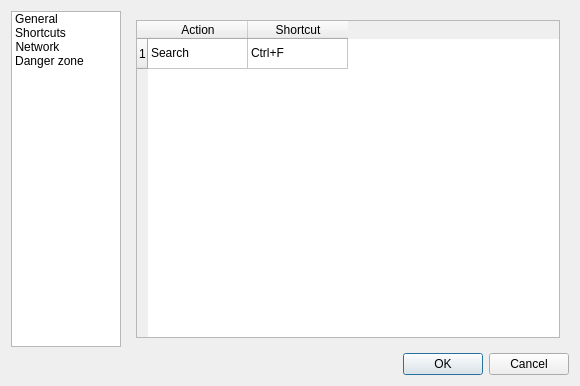
VolkMilit/CuteMail, file src/ui/settingsdialog.ui: the form before one commit.
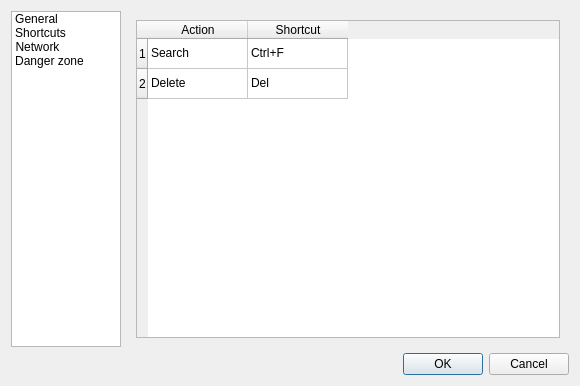
The form after the commit. The open tabs and pages were chosen to show the change. Icons and pictures are not drawn.

Commit message: settings dialog save and load shortcuts

What changed in the file:
```diff
--- a/src/ui/settingsdialog.ui
+++ b/src/ui/settingsdialog.ui
@@ -209,6 +209,11 @@
                <string>1</string>
               </property>
              </row>
+             <row>
+              <property name="text">
+               <string>2</string>
+              </property>
+             </row>
              <column>
               <property name="text">
                <string>Action</string>
@@ -232,6 +237,19 @@
                <string>Ctrl+F</string>
               </property>
              </item>
+             <item row="1" column="0">
+              <property name="text">
+               <string>Delete</string>
+              </property>
+              <property name="flags">
+               <set>ItemIsEnabled</set>
+              </property>
+             </item>
+             <item row="1" column="1">
+              <property name="text">
+               <string>Del</string>
+              </property>
+             </item>
             </widget>
            </item>
           </layout>
```
Left out of the diff: 2 changed lines with no effect on the pictures. The commit also changes 4 other files.
